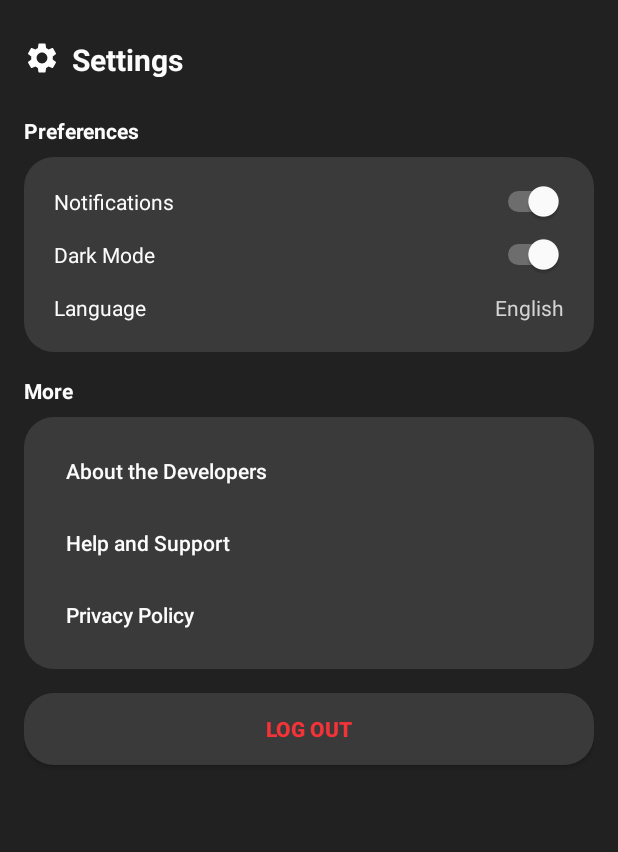
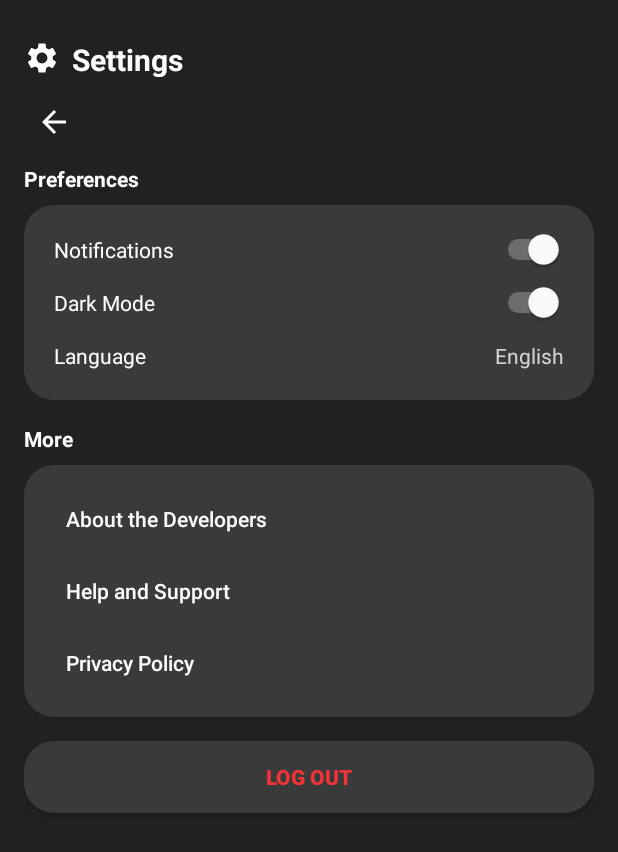
Before and after one commit to Kitanoed/periodicpro, an Android app: the SettingsActivity screen opened directly, with no data from a screen before it, on a phone screen of 412 x 824 dp. Shown: the top 852 px of the screen. Run offline under Robolectric (Android 15) with nearby library versions, the phone set to English and light mode, and no system bars.

Commit message:
periodic table fix

```diff
--- a/app/src/main/java/com/app/periodicpro/SettingsActivity.kt
+++ b/app/src/main/java/com/app/periodicpro/SettingsActivity.kt
@@ -4,8 +4,8 @@ import android.app.Activity
 import android.app.AlertDialog
 import android.content.Intent
 import android.os.Bundle
-import android.util.Log
 import android.widget.Button
+import android.widget.ImageView
 import android.widget.Toast
 
 class SettingsActivity : Activity() {
@@ -13,34 +13,24 @@ class SettingsActivity : Activity() {
         super.onCreate(savedInstanceState)
         setContentView(R.layout.activity_settings)
 
-        val button_developer = findViewById<Button>(R.id.button_developer)
-        button_developer.setOnClickListener {
-            Log.e("PeriodicPro Project", "Developer Button clicked!")
-
-            val intent = Intent(this, DeveloperActivity::class.java)
-            startActivity(intent)
+        val btnBack = findViewById<ImageView>(R.id.btn_back)
+        btnBack.setOnClickListener {
+            finish()
         }
 
-        val button_help = findViewById<Button>(R.id.button_help)
-        button_help.setOnClickListener {
-            Log.e("PeriodicPro Project", "Help Button clicked!")
-
-            val intent = Intent(this, HelpActivity::class.java)
-            startActivity(intent)
+        findViewById<Button>(R.id.button_developer).setOnClickListener {
+            startActivity(Intent(this, DeveloperActivity::class.java))
         }
 
-        val button_privacy = findViewById<Button>(R.id.button_privacy)
-        button_privacy.setOnClickListener {
-            Log.e("PeriodicPro Project", "Privacy Button clicked!")
-
-            val intent = Intent(this, PrivacyPolicyActivity::class.java)
-            startActivity(intent)
+        findViewById<Button>(R.id.button_help).setOnClickListener {
+            startActivity(Intent(this, HelpActivity::class.java))
         }
 
-        val button_logout = findViewById<Button>(R.id.button_logout)
-        button_logout.setOnClickListener {
-            Log.e("PeriodicPro Project", "Logout Button clicked!")
+        findViewById<Button>(R.id.button_privacy).setOnClickListener {
+            startActivity(Intent(this, PrivacyPolicyActivity::class.java))
+        }
 
+        findViewById<Button>(R.id.button_logout).setOnClickListener {
             showLogoutConfirmation()
         }
     }
@@ -51,7 +41,6 @@ class SettingsActivity : Activity() {
             .setMessage("Are you sure you want to log out of your account?")
             .setPositiveButton("Logout") { _, _ ->
                 Toast.makeText(this, "Logged out successfully!", Toast.LENGTH_SHORT).show()
-
                 val intent = Intent(this, LoginActivity::class.java)
                 intent.flags = Intent.FLAG_ACTIVITY_NEW_TASK or Intent.FLAG_ACTIVITY_CLEAR_TASK
                 startActivity(intent)
--- a/app/src/main/res/layout/activity_settings.xml
+++ b/app/src/main/res/layout/activity_settings.xml
@@ -34,6 +34,14 @@
             android:layout_height="25dp"
             android:layout_weight="1" />
     </LinearLayout>
+    <ImageView
+        android:id="@+id/btn_back"
+        android:layout_width="24dp"
+        android:layout_height="24dp"
+        android:src="@drawable/ic_back"
+        android:contentDescription="Back"
+        android:layout_marginStart="8dp"
+        android:layout_marginTop="8dp"/>
 
     <!-- Preferences Section -->
     <TextView
```
Also changed, not shown: app/src/main/java/com/app/periodicpro/DeveloperActivity.kt (+4 -28 lines), app/src/main/java/com/app/periodicpro/PeriodicTableActivity.kt (+42 -53 lines), app/src/main/res/layout/activity_developer.xml (+10 -0 lines), app/src/main/res/layout/activity_periodic_table.xml (+27 -35 lines).
